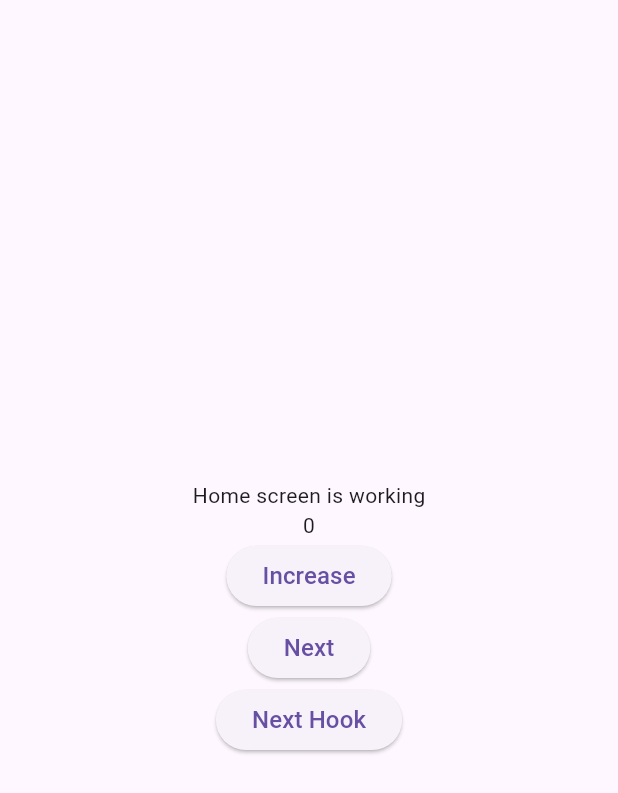
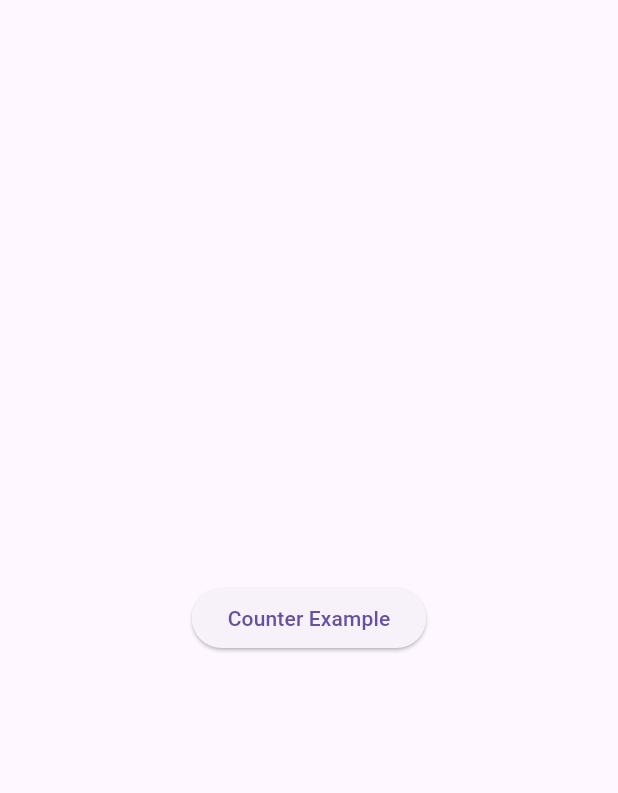
Before and after one commit to Cavin6080/Flutter-Hooks, a Flutter app: the screen it shows after launch, on a phone screen of 412 x 824 dp. Shown: the top 793 px of the screen. Run offline on Flutter 3.47's test engine with Material 2 defaults, Android fonts, the phone set to English and light mode, and no system bars; our stand-ins replace flutter_hooks.

Commit message:
[ADD] Counter example

```diff
--- a/lib/screens/home_screen.dart
+++ b/lib/screens/home_screen.dart
@@ -1,61 +1,32 @@
+import 'dart:developer';
+
 import 'package:flutter/material.dart';
 import 'package:flutter_hooks/flutter_hooks.dart';
+import 'package:flutter_hooks_demo/examples/counter_example.dart';
 import 'package:flutter_hooks_demo/screens/animation_with_hooks.dart';
 import 'package:flutter_hooks_demo/screens/simple_animation.dart';
 
-class HomeScreen extends HookWidget {
+class HomeScreen extends StatelessWidget {
   const HomeScreen({super.key});
 
   @override
   Widget build(BuildContext context) {
-    final count = useState<int>(0);
     return Scaffold(
-      body: Column(
+      body: Center(
+        child: Column(
           mainAxisAlignment: MainAxisAlignment.center,
           children: [
-          const Text("Home screen is working"),
-          Center(child: Text(count.value.toString())),
-          ElevatedButton(
-            onPressed: () => count.value++,
-            child: const Text(
-              'Increase',
-              style: TextStyle(
-                // color: Colors.white,
-                fontSize: 16,
-              ),
-            ),
-          ),
             ElevatedButton(
               onPressed: () => Navigator.push(
                 context,
                 MaterialPageRoute(
-                builder: (context) => const AnimationWithoutHooks(),
+                  builder: (context) => const CounterExample(),
                 ),
               ),
-            child: const Text(
-              'Next',
-              style: TextStyle(
-                // color: Colors.white,
-                fontSize: 16,
-              ),
-            ),
-          ),
-          ElevatedButton(
-            onPressed: () => Navigator.push(
-              context,
-              MaterialPageRoute(
-                builder: (context) => const AnimationWithHooks(),
-              ),
-            ),
-            child: const Text(
-              'Next Hook',
-              style: TextStyle(
-                // color: Colors.white,
-                fontSize: 16,
-              ),
-            ),
+              child: const Text('Counter Example'),
             ),
           ],
+        ),
       ),
     );
   }
```
Also changed, not shown: lib/examples/counter_example.dart (added, +39 -0 lines). Lines whose indentation alone changed are shown as unchanged.
